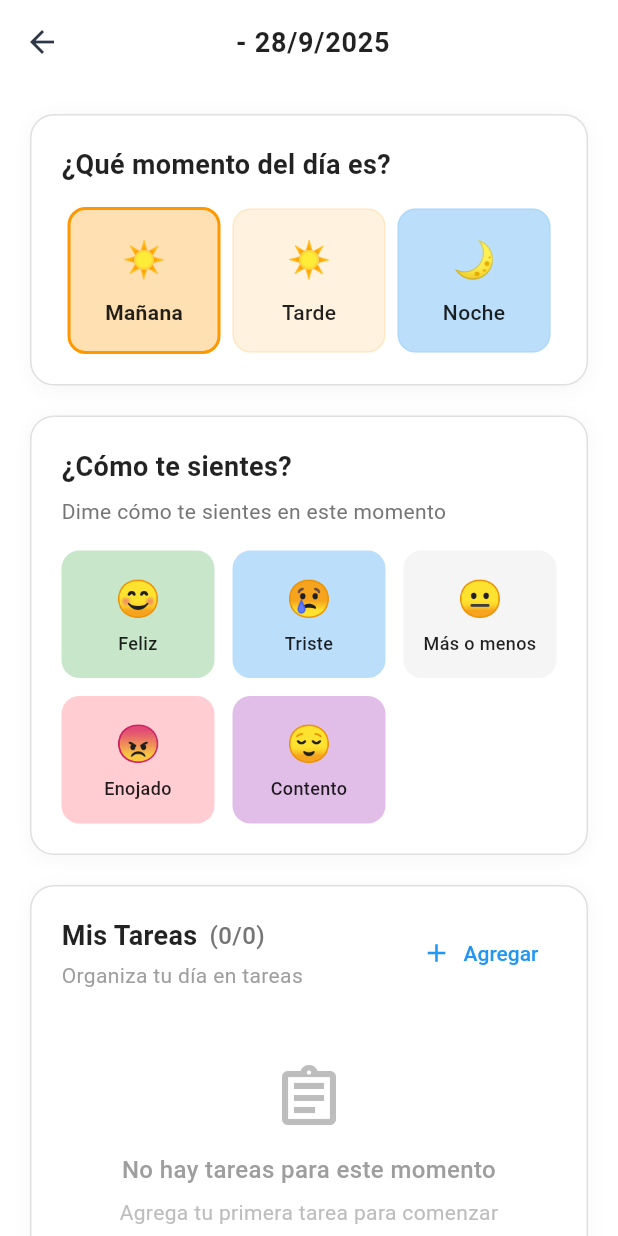
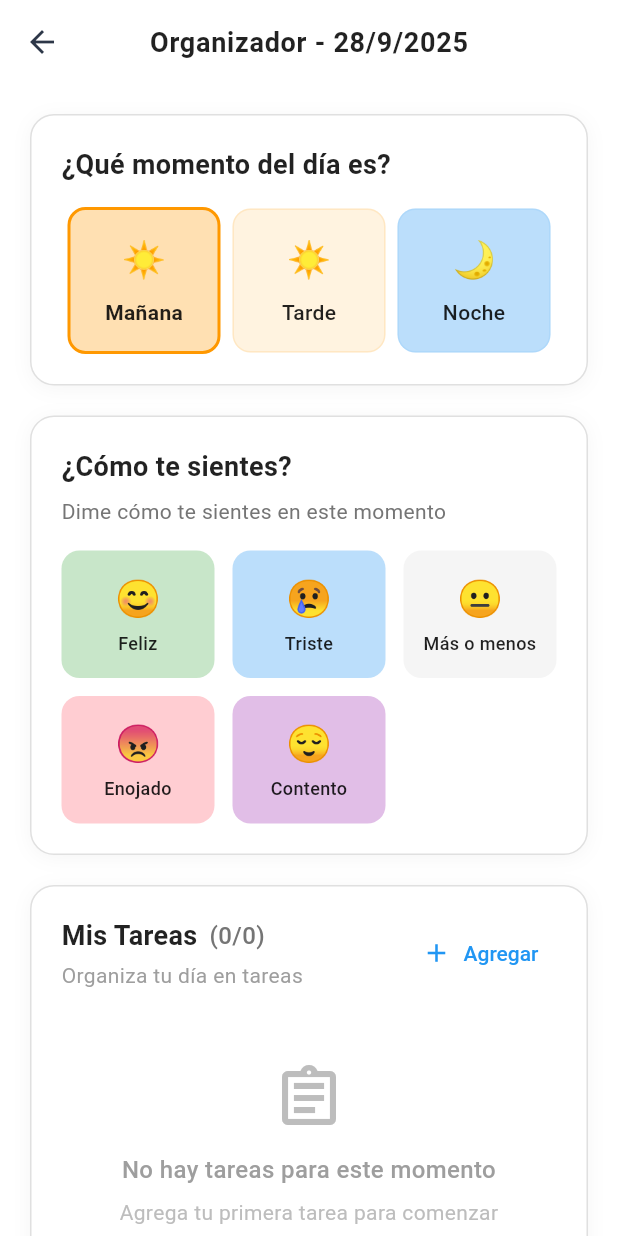
Before and after one commit to CQuarkH/tora-frontend, a Flutter app: the ChildDayDetailScreen screen opened directly with empty values, on a phone screen of 412 x 824 dp. Run offline on Flutter 3.47's test engine with Material 3 defaults, Android fonts, the phone set to English and light mode, and no system bars; our stand-ins replace audioplayers, calendar_view, flutter_hooks, flutter_local_notifications, flutter_svg, go_router and 3 more.

Commit message:
feat: update title in ChildDayDetailScreen to reflect organizer context

```diff
--- a/lib/features/child/screens/calendar/child_daydetail_screen.dart
+++ b/lib/features/child/screens/calendar/child_daydetail_screen.dart
@@ -125,7 +125,7 @@ class ChildDayDetailScreen extends HookWidget {
         centerTitle: true,
         elevation: 0,
         title: Text(
-          '${currentChild.name} - ${currentCalendar.value.date.day}/${currentCalendar.value.date.month}/${currentCalendar.value.date.year}',
+          'Organizador - ${currentCalendar.value.date.day}/${currentCalendar.value.date.month}/${currentCalendar.value.date.year}',
           style: const TextStyle(
             fontSize: 18.0,
             fontWeight: FontWeight.w600,
```
